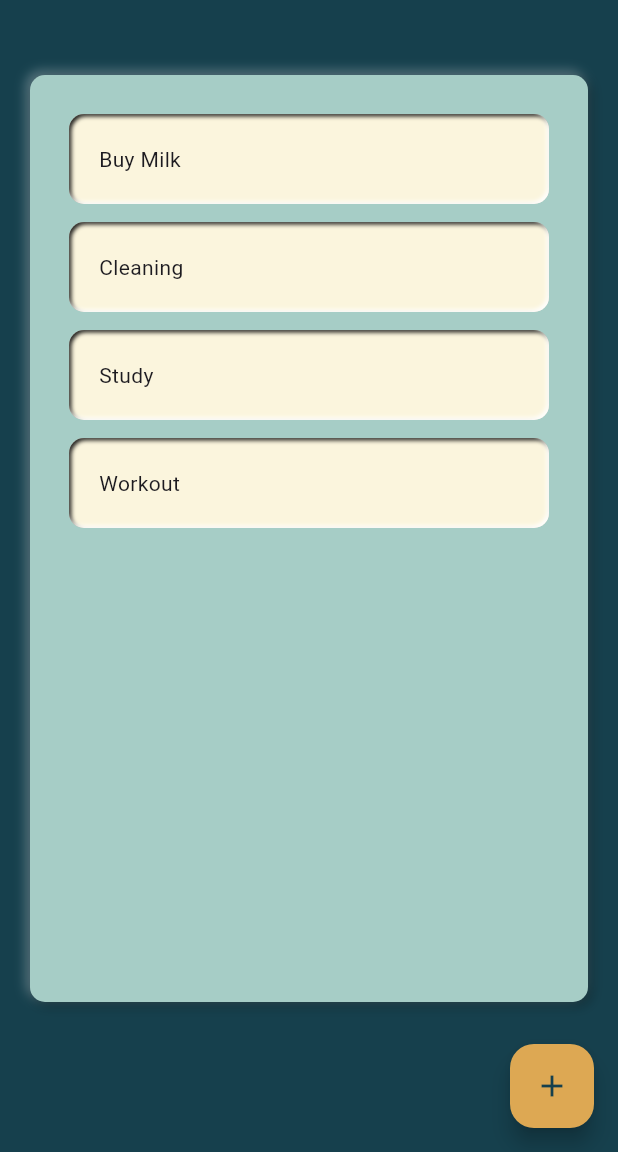
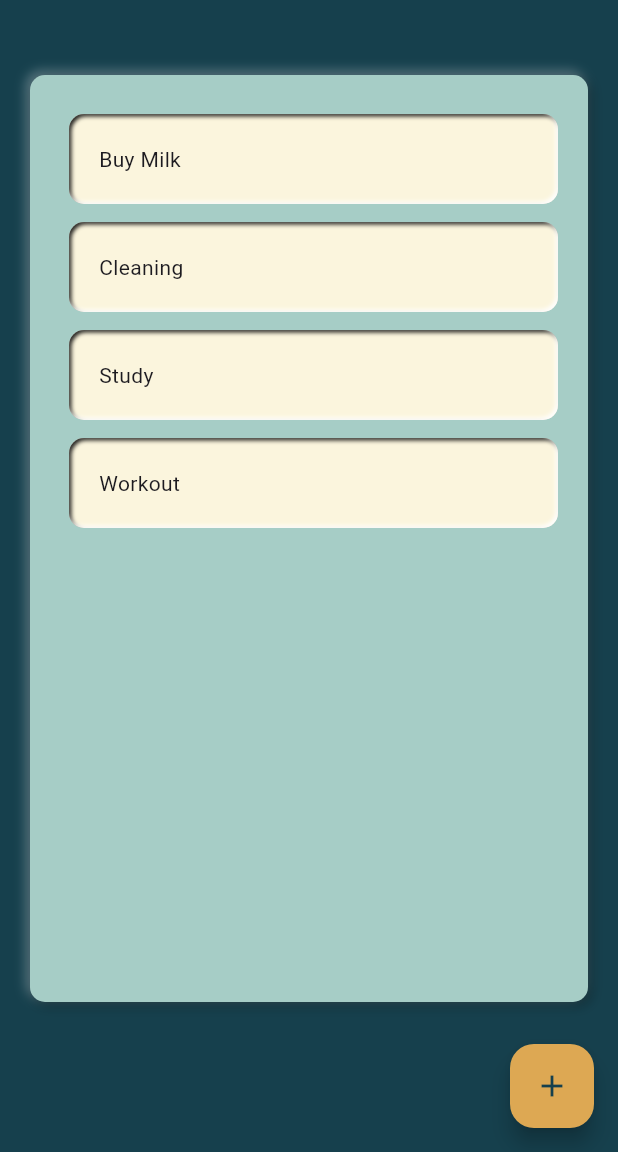
Before and after one commit to YongsakSaengsuk/flutter_todolist, a Flutter app: the screen it shows after launch, on a phone screen of 412 x 824 dp, the part 84-1236 px from its top. Run offline on Flutter 3.47's test engine with Material 3 defaults, Android fonts, the phone set to English and light mode, and no system bars; our stand-ins replace flutter_neumorphic_plus.

Commit message:
Dissmissable style

```diff
--- a/lib/todolistpage.dart
+++ b/lib/todolistpage.dart
@@ -1,6 +1,4 @@
 import 'dart:developer';
-
-import 'package:flutter/material.dart';
 import 'package:flutter_neumorphic_plus/flutter_neumorphic.dart';
 import 'package:flutter_todolist/Model/model.dart';
 import 'package:flutter_todolist/addtodo.dart';
@@ -52,6 +50,7 @@ class _TodolistpageState extends State<Todolistpage> {
         },
       ),
     ));
+    Navigator.pop(context);
   }
 
   @override
--- a/lib/widget/todo_item.dart
+++ b/lib/widget/todo_item.dart
@@ -1,6 +1,4 @@
-import 'package:flutter/material.dart';
 import 'package:flutter_neumorphic_plus/flutter_neumorphic.dart';
-
 import 'package:flutter_todolist/Model/model.dart';
 
 class TodoItem extends StatelessWidget {
@@ -8,8 +6,9 @@ class TodoItem extends StatelessWidget {
   final Model getTask;
   @override
   Widget build(BuildContext context) {
-    return Neumorphic(
-      margin: EdgeInsets.all(6),
+    return ClipRRect(
+      child: Neumorphic(
+        margin: EdgeInsets.fromLTRB(6, 6, 0, 6),
         padding: EdgeInsets.all(20),
         style: NeumorphicStyle(
           color: Color(0xFFFBF5DD),
@@ -18,7 +17,10 @@ class TodoItem extends StatelessWidget {
           surfaceIntensity: 0.1,
           boxShape: NeumorphicBoxShape.roundRect(BorderRadius.circular(10)),
         ),
-      child: Text(getTask.title),
+        child: SizedBox(
+          width: double.infinity,
+          child: Text(getTask.title)),
+      ),
     );
   }
 }
--- a/lib/widget/todolist.dart
+++ b/lib/widget/todolist.dart
@@ -6,6 +6,7 @@ class Todolist extends StatelessWidget {
   const Todolist({super.key, required this.tasks, required this.onRemoveTask});
   final List<Model> tasks;
   final void Function(Model) onRemoveTask;
+
   @override
   Widget build(BuildContext context) {
     return ListView.builder(
@@ -13,10 +14,36 @@ class Todolist extends StatelessWidget {
       itemCount: tasks.length,
       itemBuilder: (context, index) {
         return Dismissible(
-          movementDuration: Duration(seconds: 2),
-          direction: DismissDirection.endToStart,
-          onDismissed: (direction) => onRemoveTask(tasks[index]),
+            background: ClipRRect(
+              borderRadius: BorderRadius.circular(20),
+              child: Container(
+                margin: EdgeInsets.all(9),
+                decoration: BoxDecoration(
+                  borderRadius: BorderRadius.circular(20),
+                  color: Colors.red,
+                ),
+                padding: EdgeInsets.only(right: 20),
+                alignment: Alignment.centerRight,
+                child: Icon(Icons.delete, color: Colors.white),
+              ),
+            ),
             key: ValueKey(tasks[index].id),
+            movementDuration: Duration(milliseconds: 250),
+            confirmDismiss: (direction) => showDialog(
+                  context: context,
+                  builder: (context) => AlertDialog(
+                    title: Text('Delete?'),
+                    actions: [
+                      TextButton(
+                          onPressed: () => onRemoveTask(tasks[index]),
+                          child: Text("OK")),
+                      TextButton(
+                          onPressed: () => Navigator.pop(context),
+                          child: Text('Cancel'))
+                    ],
+                  ),
+                ),
+            direction: DismissDirection.endToStart,
             child: TodoItem(
               getTask: tasks[index],
             ));
```
Lines whose indentation alone changed are shown as unchanged.
